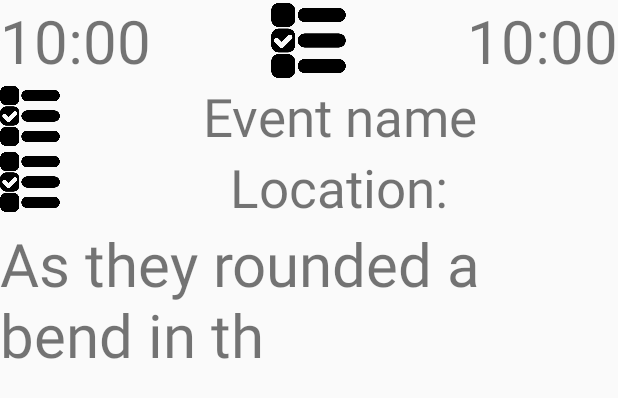
After one commit to DSquare68/DCalendar, an Android app: the layout activity_devent.xml on its own in the app's theme, with its tools: preview values and no code run, on a phone screen of 412 x 824 dp. The commit adds this screen. Shown: the top 398 px of the screen. Run offline under Robolectric (Android 15) with nearby library versions, the phone set to English and light mode, and no system bars.

Commit message:
Added preview of devent
Only text and position. Not customized

```diff
--- a/dcalendar/src/main/AndroidManifest.xml
+++ b/dcalendar/src/main/AndroidManifest.xml
@@ -6,7 +6,8 @@
         <activity
             android:name=".dview.DEventAdding"
             android:label="@string/title_activity_devent_adding"
-            android:theme="@style/AppTheme.NoActionBar"></activity>
+            android:theme="@style/AppTheme.NoActionBar" />
+        <activity android:name=".dview.DEvent"></activity>
     </application>
 
 </manifest>
--- a/dcalendar/src/main/java/com/daniel/dcalendar/dview/DEventsScroll.java
+++ b/dcalendar/src/main/java/com/daniel/dcalendar/dview/DEventsScroll.java
@@ -28,7 +28,7 @@ public class DEventsScroll extends ScrollView {
     public static void refreshEvents(Context context){
         if(events==null) return;
         for(int i=0;i<events.length;i++){
-            container.addView( new DEvent(context,events[i]));
+            container.addView( new DEventInScroll(context,events[i]));
         }
     }
 
--- /dev/null
+++ b/dcalendar/src/main/res/layout/activity_devent.xml
@@ -0,0 +1,109 @@
+<?xml version="1.0" encoding="utf-8"?>
+<LinearLayout xmlns:android="http://schemas.android.com/apk/res/android"
+    xmlns:app="http://schemas.android.com/apk/res-auto"
+    android:orientation="vertical"
+    xmlns:tools="http://schemas.android.com/tools"
+    android:layout_width="match_parent"
+    android:layout_height="match_parent"
+    tools:context=".dview.DEvent">
+
+    <LinearLayout
+        android:orientation="horizontal"
+        android:layout_width="match_parent"
+        android:layout_height="wrap_content">
+        <RelativeLayout
+            android:layout_width="match_parent"
+            android:layout_weight="1"
+            android:layout_height="wrap_content"
+            android:layout_gravity="center">
+            <TextView
+                android:id="@+id/start_time_devent"
+                android:layout_width="wrap_content"
+                android:layout_height="wrap_content"
+                android:textSize="@dimen/devent_time_text_size"
+                android:layout_alignParentLeft="true"
+                android:layout_centerVertical="true"
+                android:gravity="center_horizontal"
+                android:text="@string/simple_time"/>
+        </RelativeLayout>
+
+        <RelativeLayout
+            android:layout_width="match_parent"
+            android:layout_height="wrap_content"
+            android:layout_weight="1"
+            android:layout_gravity="center">
+
+            <ImageView
+                android:layout_width="@dimen/time_icon_devent"
+                android:layout_height="@dimen/time_icon_devent"
+                android:layout_centerHorizontal="true"
+                android:src="@drawable/proba" />
+        </RelativeLayout>
+        <RelativeLayout
+            android:layout_width="match_parent"
+            android:layout_height="wrap_content"
+            android:layout_weight="1"
+            android:layout_gravity="center">
+            <TextView
+                android:id="@+id/end_time_devent"
+                android:layout_alignParentRight="true"
+                android:layout_centerVertical="true"
+                android:layout_width="wrap_content"
+                android:layout_height="wrap_content"
+
+                android:gravity="center_horizontal"
+                android:text="@string/simple_time"
+                android:textSize="@dimen/devent_time_text_size"/>
+        </RelativeLayout>
+    </LinearLayout>
+    <LinearLayout
+        android:orientation="vertical"
+        android:layout_width="match_parent"
+        android:layout_height="wrap_content">
+        <LinearLayout
+            android:orientation="horizontal"
+            android:layout_width="match_parent"
+            android:layout_height="wrap_content">
+            <ImageView
+                android:layout_width="@dimen/details_icon_devent"
+                android:layout_height="@dimen/details_icon_devent"
+                android:layout_gravity="center"
+                android:src="@drawable/proba" />
+            <TextView
+                android:id="@+id/name_devent"
+                android:layout_width="match_parent"
+                android:layout_height="wrap_content"
+                android:layout_gravity="center"
+                android:gravity="center_horizontal"
+                android:textSize="@dimen/devent_details_text_size"
+                android:text="@string/event_name"/>
+
+        </LinearLayout>
+        <LinearLayout
+            android:orientation="horizontal"
+            android:layout_width="match_parent"
+            android:layout_height="wrap_content">
+            <ImageView
+                android:layout_width="@dimen/details_icon_devent"
+                android:layout_height="@dimen/details_icon_devent"
+                android:src="@drawable/proba" />
+            <TextView
+                android:id="@+id/location_devent"
+                android:layout_width="match_parent"
+                android:layout_height="wrap_content"
+                android:layout_gravity="center"
+                android:gravity="center_horizontal"
+                android:textSize="@dimen/devent_details_text_size"
+                android:text="@string/location"/>
+
+        </LinearLayout>
+        <TextView
+            android:id="@+id/description_devent"
+            android:layout_width="match_parent"
+            android:layout_height="wrap_content"
+            android:layout_gravity="center"
+            android:textSize="@dimen/devent_time_text_size"
+            android:text="@string/really_long_text"/>
+    </LinearLayout>
+
+</LinearLayout>
--- a/dcalendar/src/main/res/values/dimens.xml
+++ b/dcalendar/src/main/res/values/dimens.xml
@@ -4,4 +4,8 @@
     <dimen name="side_padding_dday">4dp</dimen>
     <dimen name="top_and_bottom_padding_dday">8dp</dimen>
     <dimen name="fab_margin">16dp</dimen>
+    <dimen name="devent_time_text_size">40sp</dimen>
+    <dimen name="devent_details_text_size">35sp</dimen>
+    <dimen name="time_icon_devent">50dp</dimen>
+    <dimen name="details_icon_devent">40dp</dimen>
 </resources>
--- a/dcalendar/src/main/res/values/strings.xml
+++ b/dcalendar/src/main/res/values/strings.xml
@@ -42,4 +42,8 @@
         <item>Sa</item>
         <item>Su</item>
     </string-array>
+    <string name="simple_time">10:00</string>
+    <string name="really_long_text">
+        As they rounded a bend in th
+    </string>
 </resources>
```
Also changed, not shown: dcalendar/src/main/java/com/daniel/dcalendar/dview/DEvent.java (+36 -16 lines), dcalendar/src/main/java/com/daniel/dcalendar/dview/DEventInScroll.java (added, +33 -0 lines), dcalendar/src/main/java/com/daniel/dcalendar/event/DEvent.java (+18 -1 lines), dcalendar/src/main/java/com/daniel/dcalendar/event/DEventDatabase.java (+12 -0 lines), dcalendar/src/main/java/com/daniel/dcalendar/logic/view/DEventScrollLogic.java (+14 -3 lines), dcalendar/src/main/res/drawable/proba.png (added).
